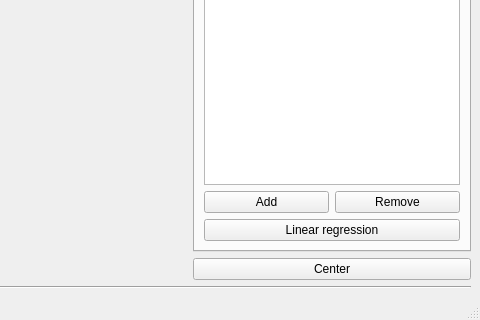
Qt form QDataVis/Headers/MainWindow.ui (jondef/QDataVis) before a commit; both pictures show x 463 to 943 and y 280 to 600 of the 943 by 600 pixel window.
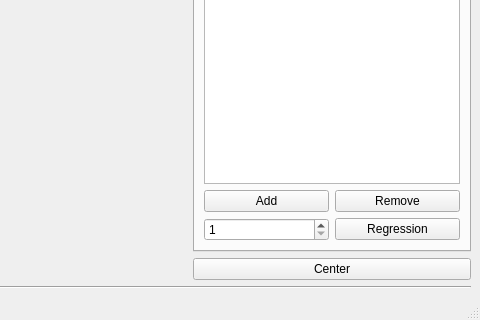
The same form after that commit. The open tabs and pages were chosen to show the change. Custom widgets are drawn as their Qt base class.

Commit message: Add regression button

What changed in the file:
```diff
--- a/QDataVis/Headers/MainWindow.ui
+++ b/QDataVis/Headers/MainWindow.ui
@@ -118,12 +118,26 @@
         <item row="0" column="0">
          <widget class="QListWidget" name="listWidget_PointGraphList"/>
         </item>
-        <item row="3" column="0">
-         <widget class="QPushButton" name="pushButton_linearRegression">
+        <item row="4" column="0">
+         <layout class="QHBoxLayout" name="regression_box">
+          <item>
+           <widget class="QSpinBox" name="spinBox_regressionDegree">
+            <property name="showGroupSeparator" stdset="0">
+             <bool>false</bool>
+            </property>
+            <property name="minimum">
+             <number>1</number>
+            </property>
+           </widget>
+          </item>
+          <item>
+           <widget class="QPushButton" name="pushButton_regression">
           <property name="text">
-           <string>Linear regression</string>
-          </property>
-         </widget>
+             <string>Regression</string>
+            </property>
+           </widget>
+          </item>
+         </layout>
         </item>
        </layout>
       </widget>
```
Left out of the diff: 2 changed lines with no effect on the pictures. Lines whose indentation alone changed are shown as unchanged. The commit also changes 4 other files.
